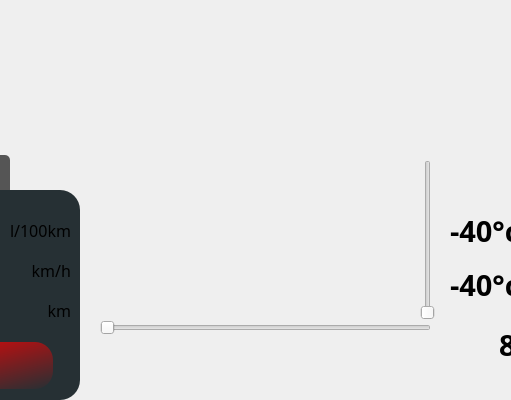
Mive82/psa-app, file tachometer_window.ui: the form before one commit; both pictures show x 150 to 661 and y 0 to 400 of the 800 by 400 pixel window.
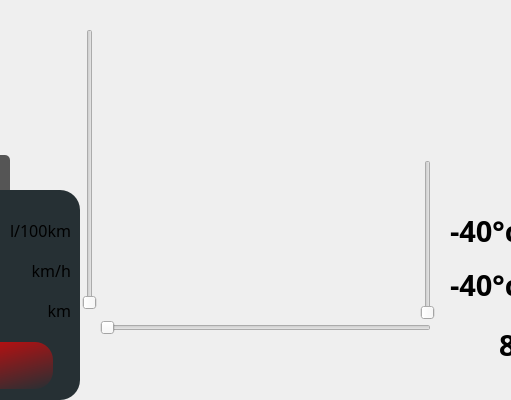
The form after the commit. Icons and pictures are not drawn.

Commit message:
Changed the tachometer style to Inital D 7.
Made it so I am able to change tachometer styles in the constructor. In
the future it will be read from a config file.

The edit to the form file:
```diff
--- a/tachometer_window.ui
+++ b/tachometer_window.ui
@@ -261,7 +261,7 @@
     </rect>
    </property>
    <property name="maximum">
-    <number>7000</number>
+    <number>300</number>
    </property>
    <property name="orientation">
     <enum>Qt::Horizontal</enum>
@@ -860,6 +860,31 @@
     <bool>true</bool>
    </property>
   </widget>
+  <widget class="QSlider" name="rpm_slider">
+   <property name="geometry">
+    <rect>
+     <x>230</x>
+     <y>29</y>
+     <width>20</width>
+     <height>281</height>
+    </rect>
+   </property>
+   <property name="minimum">
+    <number>0</number>
+   </property>
+   <property name="maximum">
+    <number>8000</number>
+   </property>
+   <property name="pageStep">
+    <number>50</number>
+   </property>
+   <property name="value">
+    <number>0</number>
+   </property>
+   <property name="orientation">
+    <enum>Qt::Vertical</enum>
+   </property>
+  </widget>
  </widget>
  <resources>
   <include location="psa-resources.qrc"/>
```
Left out of the diff: 2 changed lines with no effect on the pictures. The commit also changes 33 other files.
